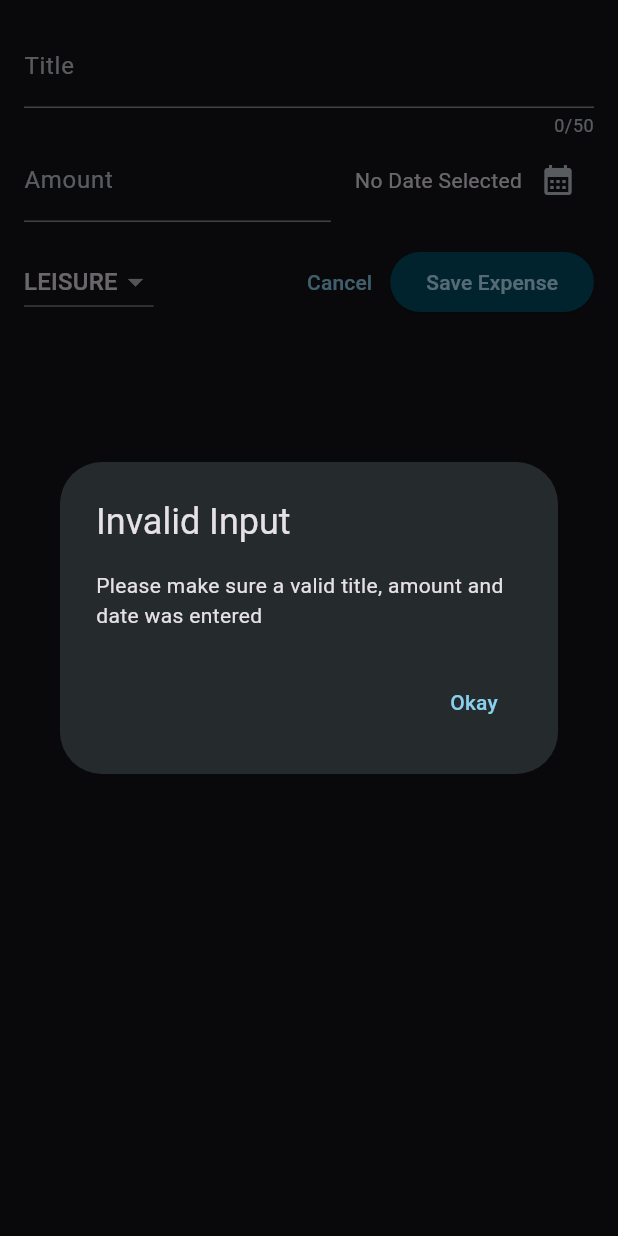
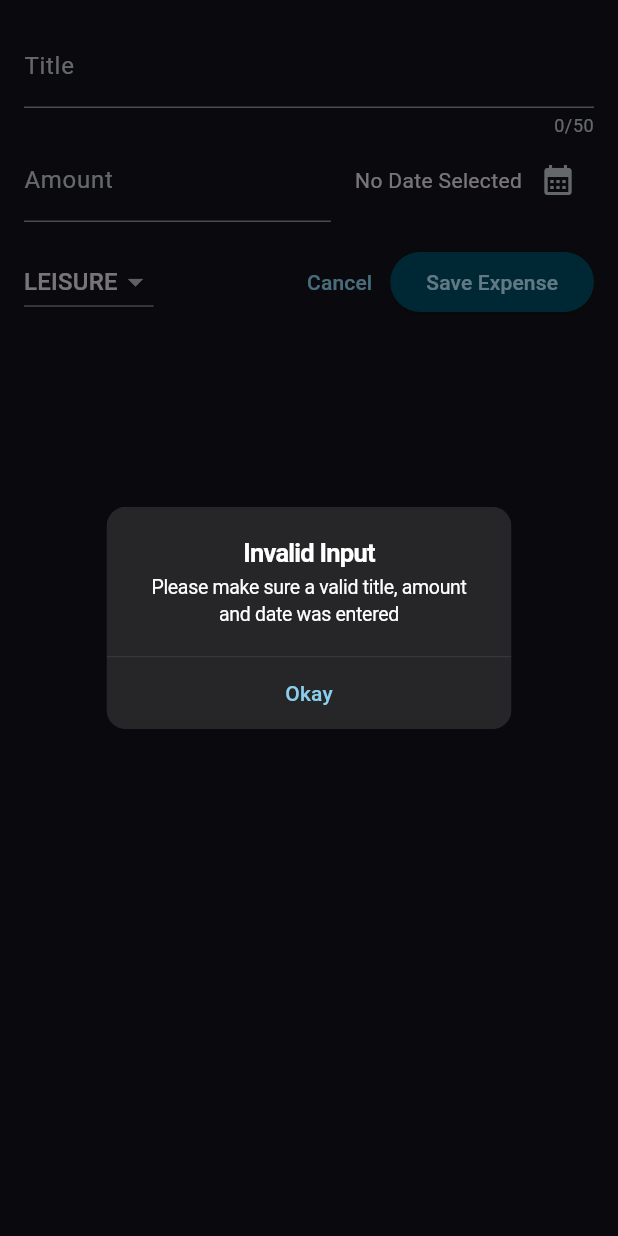
Before and after one commit to Rpratik13/Expense-Tracker, a Flutter app: the NewExpense widget shown alone on an empty page, opened directly with empty values, after a tap on "Save Expense", on a phone screen of 412 x 824 dp. Run offline on Flutter 3.47's test engine with Material 3 defaults, Android fonts, the phone set to English and light mode, and no system bars.

Commit message:
Update app

```diff
--- a/lib/widgets/new_expense.dart
+++ b/lib/widgets/new_expense.dart
@@ -1,4 +1,5 @@
 import 'package:expense_tracker/models/expense.dart';
+import 'package:flutter/cupertino.dart';
 import 'package:intl/intl.dart';
 import 'package:flutter/material.dart';
 
@@ -44,9 +45,9 @@ class _NewExpenseState extends State<NewExpense> {
     if (_titleController.text.trim().isEmpty ||
         amountIsInvalid ||
         _selectedDate == null) {
-      showDialog(
+      showCupertinoDialog(
         context: context,
-        builder: (ctx) => AlertDialog(
+        builder: (ctx) => CupertinoAlertDialog(
           title: const Text('Invalid Input'),
           content: const Text(
             'Please make sure a valid title, amount and date was entered',
```
